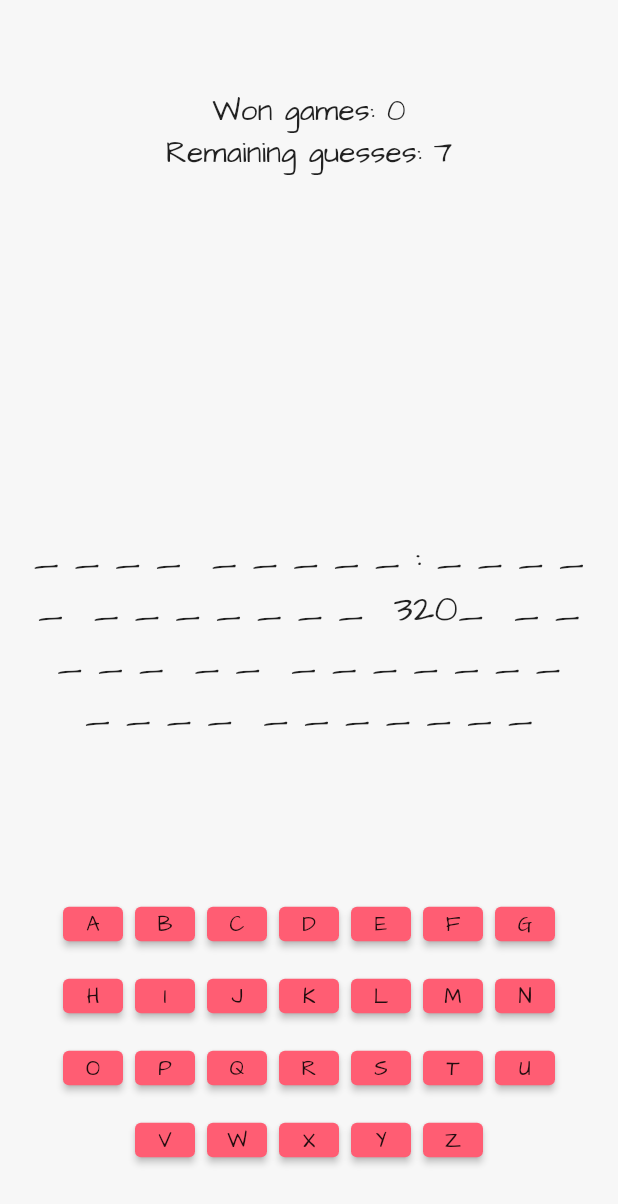
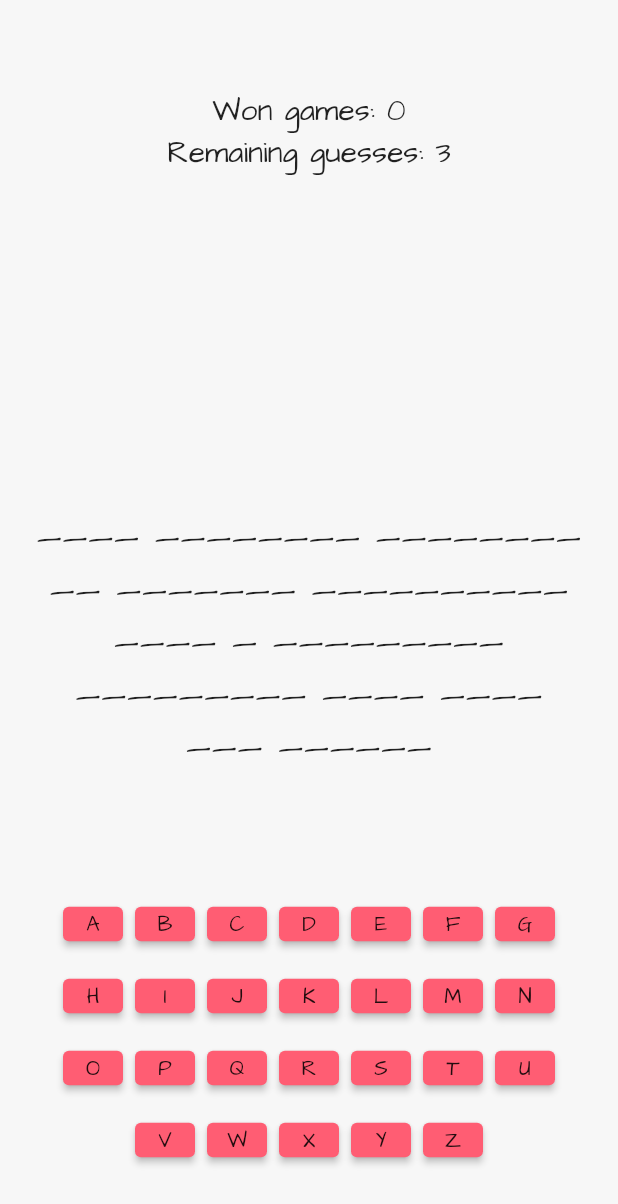
Before and after one commit to spookydoodle/hangman, a Flutter app: the screen it shows after launch, after a tap on "Play", on a phone screen of 412 x 824 dp. Shown: the top 1204 px of the screen. Run offline on Flutter 3.47's test engine with Material 2 defaults, Android fonts, the phone set to English and light mode, and no system bars.

Commit message:
Update maxMistakes logic

```diff
--- a/lib/ui/game.dart
+++ b/lib/ui/game.dart
@@ -12,6 +12,9 @@ class _GameState extends State<Game> {
   List _usedLetters = [];
   List _wrongLetters = [];
 
+  final int _maxMistakesFrom = 3;
+  final int _maxMistakesTo = 7;
+
   final List mistakeImages = [
     Image.asset('images/doodle-1/wrong_0.png'),
     Image.asset('images/doodle-1/wrong_1.png'),
@@ -22,25 +25,37 @@ class _GameState extends State<Game> {
     Image.asset('images/doodle-1/wrong_6.png'),
   ];
 
+  // Get from https://felidae.spookydoodle.com/news/${category}?lang=${lang}&sortBy=timestamp desc&page=${page}
+  // category = { general, business, sport, entertainment, health, science
+  // lang = { en (gb), en (us), de, nl, pl }
+  // Create object in memory to store id's which user was already processed (shown to guess or rejected due to length)
+  //
   List keywords = [
-    "Cities urge people to stay home on Dutch king's birthday",
-    "Global rights group accuses Israel of apartheid, persecution",
-    "Private Florida school won't employ vaccinated teachers",
-    "5 million Americans have missed 2nd COVID-19 vaccine dose, CDC data shows",
-    "European Union ready to allow vaccinated tourists from America to visit this summer",
-    "Asia Today: India records 320K cases as foreign help arrives",
-    "4 serious accusations facing Boris Johnson at the moment",
-    "Indonesia says 53 Crew Members of Missing Submarine are Dead, Wreckage Found",
-    "Crystal Palace's Zaha extends notable Premier League run against Leicester City",
-    "The Debate - Erdogan's battles: Turkey's leader digs in against domestic rivals",
+    "China's performing arts association bans agent services for minors",
+    "One stunning afternoon: Setbacks imperil Biden’s reset",
+    "Bigg Boss OTT Finale : Pratik Sehajpal Accepts Money Bag & Quits The Show, Becomes First Contestant Of Bigg Boss 15?",
+    "Heavy police presence in Washington ahead of rally for Capitol riot defendants",
+    "Prince Charles's former harpist to show off her skills at free poetry show in Portsmouth",
+    "Life sciences startups in Eastern Washington find a welcoming ecosystem away from big cities",
+    "5G for the enterprise: A status check",
+    "Govt to re-look into provisions of Coffee Act and simplify it: Piyush Goyal",
+    "Trump reportedly called North Korean leader Kim Jong Un 'a fucking lunatic': book",
+    "Don't Wait for a Market Crash: These 2 Top Stocks Are on Sale",
   ];
+
+  // List keywords = [
+  //   "Woman's pet dog found dead in freezer at Livingston home",
+  // ];
+
+  int wonGames;
 
   int keywordIndex;
   String keyword;
 
+  int maxMistakes;
+
   bool gameOver = false;
   int mistakeIndex = 0;
-  final int maxMistakes = 7;
 
   @override
   void initState() {
@@ -51,12 +66,14 @@ class _GameState extends State<Game> {
     keywords.shuffle();
 
     //  Assign random keyword
-    keywordIndex = 0;
-    _selectKeyword();
+    keywordIndex = -1;
+    _nextKeyword();
+    wonGames = 0;
   }
 
   @override
   Widget build(BuildContext context) {
+    print('NEW GAME ' + maxMistakes.toString());
     return Scaffold(
       body: Center(
         child: Padding(
@@ -66,7 +83,7 @@ class _GameState extends State<Game> {
             children: <Widget>[
               Column(
                 children: [
-                  Text('Won games: $keywordIndex'),
+                  Text('Won games: $wonGames'),
                   Text('Remaining guesses: ${maxMistakes - mistakeIndex}'),
                   Padding(
                     padding: const EdgeInsets.only(top: 20.0),
@@ -75,10 +92,10 @@ class _GameState extends State<Game> {
                       width: 120,
                       child: Stack(
                         children: <Widget>[
-                          mistakeIndex > 0 && mistakeIndex <= 7
+                          mistakeIndex > 0 && mistakeIndex <= _maxMistakesTo
                               ? Image.asset('images/doodle-1/wrong_0.png')
                               : Text(''),
-                          mistakeIndex > 1 && mistakeIndex <= 7
+                          mistakeIndex > 1 && mistakeIndex <= _maxMistakesTo
                               ? mistakeImages[mistakeIndex - 1]
                               : Text(''),
                         ],
@@ -133,7 +150,7 @@ class _GameState extends State<Game> {
     var keywordCopy = [...keyword.split('')].join('').toUpperCase();
     _alphabet.join('').split('').forEach((char) {
       if (!_usedLetters.contains(char)) {
-        keywordCopy = keywordCopy.replaceAll(char, '_ ');
+        keywordCopy = keywordCopy.replaceAll(char, '_');
       }
     });
 
@@ -159,6 +176,7 @@ class _GameState extends State<Game> {
       _setGameOver(true);
       print("You won");
       // TODO: Display message and then run _nextKeyword()
+      _increaseWonGames();
       _nextKeyword();
     }
   }
@@ -174,12 +192,16 @@ class _GameState extends State<Game> {
 
     if (mistakeIndex == maxMistakes) {
       _setGameOver(true);
-      // _resetMistakeIndex();
+      _resetMistakeIndex();
     }
   }
 
   void _increaseMistakeIndex() {
     mistakeIndex++;
+  }
+
+  void _increaseWonGames() {
+    wonGames++;
   }
 
   void _setGameOver(bool b) {
@@ -190,7 +212,7 @@ class _GameState extends State<Game> {
     mistakeIndex = 0;
   }
 
-  void _increaseKeywordndex() {
+  void _increaseKeywordIndex() {
     keywordIndex++;
   }
 
@@ -203,23 +225,48 @@ class _GameState extends State<Game> {
     _wrongLetters = [];
   }
 
-  _nextKeyword() {
+  void _nextKeyword() {
     setState(() {
       _resetMistakeIndex();
-      _increaseKeywordndex();
+      _increaseKeywordIndex();
       _selectKeyword();
+      _setMaxMistakes();
       _resetAlphabet();
       _setGameOver(false);
     });
   }
 
+  // Adjust maxMistakes based on number of unique characters in the headline
+  void _setMaxMistakes() {
+    print('Getting max for ' + keyword + ' ' + keywordIndex.toString());
+    final int factor = 2;
+    final String alphabetStr = _alphabet.join('');
+    final int alphabetLen = alphabetStr.length;
+
+    int uniqueCharLen = keyword.replaceAll(' ', '').split('').toSet().toList().where((char) => alphabetStr.contains(char.toUpperCase())).length;
+
+    int maxUniqueN = alphabetLen - (_maxMistakesFrom * factor);
+    int minUniqueN = alphabetLen - (_maxMistakesTo * factor);
+
+    if (uniqueCharLen > maxUniqueN) {
+      _increaseKeywordIndex();
+      _nextKeyword();
+      print('SKIPPING ' + keyword + ' ' + uniqueCharLen.toString());
+      return;
+    }
+
+    maxMistakes = uniqueCharLen < minUniqueN ? _maxMistakesTo : ((alphabetLen - uniqueCharLen) / factor).floor();
+    print(uniqueCharLen < minUniqueN ? 'SHORT' + uniqueCharLen.toString() : 'OK ' + ((alphabetLen - uniqueCharLen) / factor).floor().toString() + ' ' + uniqueCharLen.toString() + ' ' + minUniqueN.toString() + ' ' + maxUniqueN.toString() + alphabetLen.toString());
+  }
+
   _getButton(String char, Text text, void Function() onPressed) =>
-    _usedLetters.contains(char) ? OutlinedButton(
+      _usedLetters.contains(char)
+          ? OutlinedButton(
               onPressed: onPressed,
               child: text,
-    ) : ElevatedButton(
+            )
+          : ElevatedButton(
               onPressed: onPressed,
               child: text,
             );
-
 }
```
Also changed, not shown: 1 other file. Lines whose indentation alone changed are shown as unchanged.
